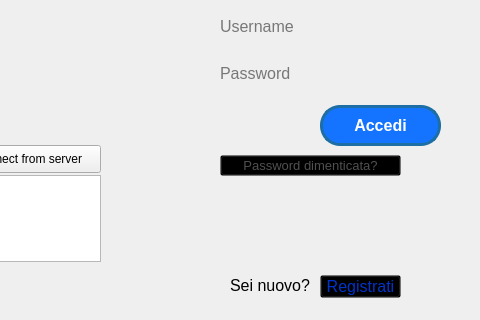
The window that ClientModule/loginwindow.ui (giovannic96/Real-time-collaborative-text-editor) describes before a commit, drawn with Qt 5; both pictures show x 420 to 900 and y 205 to 525 of the 900 by 525 pixel window.
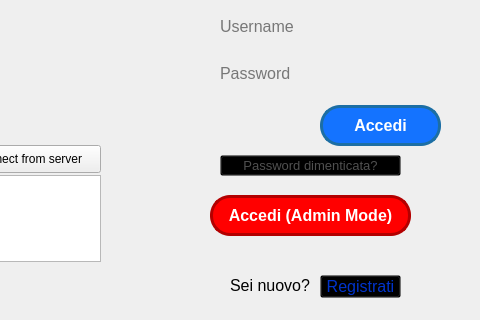
The same window after the commit. Icons and pictures are not drawn.

Diff of the .ui file:
```diff
--- a/ClientModule/loginwindow.ui
+++ b/ClientModule/loginwindow.ui
@@ -310,6 +310,40 @@
      </size>
     </property>
    </widget>
+   <widget class="QPushButton" name="LoginAdmin">
+    <property name="geometry">
+     <rect>
+      <x>630</x>
+      <y>400</y>
+      <width>201</width>
+      <height>41</height>
+     </rect>
+    </property>
+    <property name="font">
+     <font>
+      <pointsize>-1</pointsize>
+      <weight>75</weight>
+      <bold>true</bold>
+     </font>
+    </property>
+    <property name="styleSheet">
+     <string notr="true">#LoginAdmin{color: rgb(255, 255, 255); 
+background-color: rgb(255, 0, 0); 
+font-size: 16px; 
+border-radius: 20px; 
+border: 3px solid #B30000;
+}
+#LoginAdmin:hover{
+background-color: #B30000;
+}
+#LoginAdmin:pressed{
+background-color: #800000;
+}</string>
+    </property>
+    <property name="text">
+     <string>Accedi (Admin Mode)</string>
+    </property>
+   </widget>
   </widget>
  </widget>
  <resources/>
```
